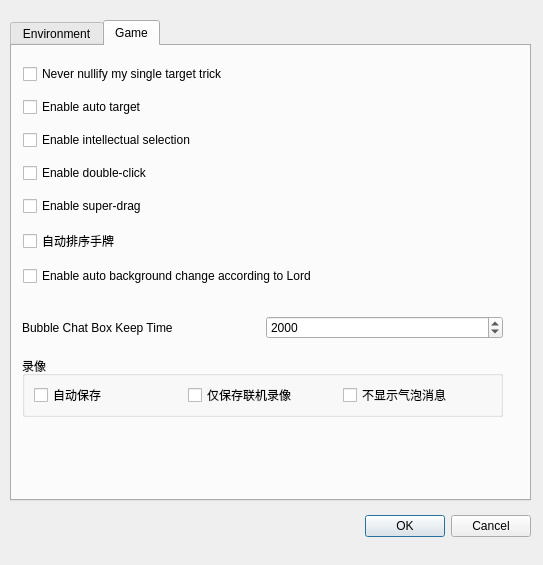
The window that src/dialog/configdialog.ui (meng-long-shao-zhu/VupSlash_V0) describes before a commit, drawn with Qt 5.
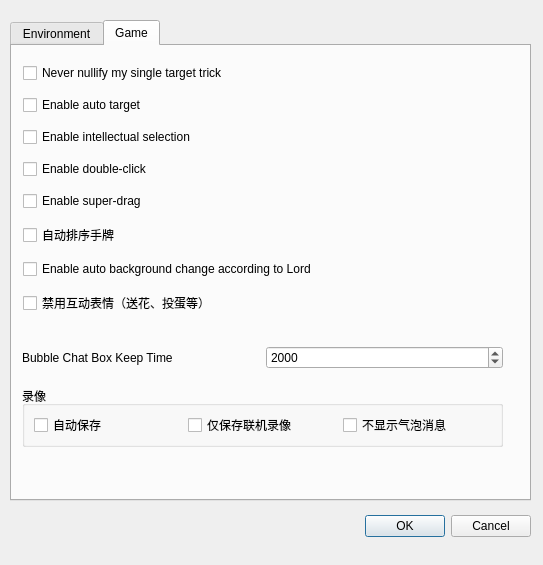
The same window after the commit.

Diff of the .ui file:
```diff
--- a/src/dialog/configdialog.ui
+++ b/src/dialog/configdialog.ui
@@ -461,7 +461,7 @@
      <property name="geometry">
       <rect>
        <x>10</x>
-       <y>270</y>
+       <y>300</y>
        <width>481</width>
        <height>23</height>
       </rect>
@@ -492,7 +492,7 @@
        <x>11</x>
        <y>11</y>
        <width>481</width>
-       <height>241</height>
+       <height>271</height>
       </rect>
      </property>
      <layout class="QVBoxLayout" name="verticalLayout_3">
@@ -578,13 +578,26 @@
         </property>
        </widget>
       </item>
+      <item>
+       <widget class="QCheckBox" name="noInteractiveCheckBox">
+        <property name="enabled">
+         <bool>true</bool>
+        </property>
+        <property name="text">
+         <string>禁用互动表情（送花、投蛋等）</string>
+        </property>
+        <property name="checked">
+         <bool>false</bool>
+        </property>
+       </widget>
+      </item>
      </layout>
     </widget>
     <widget class="QGroupBox" name="groupBoxRecorder">
      <property name="geometry">
       <rect>
        <x>10</x>
-       <y>310</y>
+       <y>340</y>
        <width>481</width>
        <height>61</height>
       </rect>
```
